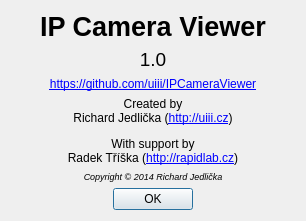
Qt form src/about.ui (uiii/IPCameraViewer) before a commit.
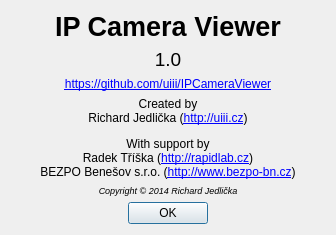
The same form after that commit.

Commit message: update about info

Patch:
```diff
--- a/src/about.ui
+++ b/src/about.ui
@@ -6,8 +6,8 @@
    <rect>
     <x>0</x>
     <y>0</y>
-    <width>347</width>
-    <height>266</height>
+    <width>369</width>
+    <height>285</height>
    </rect>
   </property>
   <property name="sizePolicy">
@@ -89,7 +89,7 @@
    <item>
     <widget class="QLabel" name="label_4">
      <property name="text">
-      <string>&lt;html&gt;&lt;head/&gt;&lt;body&gt;&lt;p align=&quot;center&quot;&gt;Created by &lt;br/&gt;Richard Jedlička (&lt;a href=&quot;http://uiii.cz&quot;&gt;&lt;span style=&quot; text-decoration: underline; color:#0000ff;&quot;&gt;http://uiii.cz&lt;/span&gt;&lt;/a&gt;)&lt;/p&gt;&lt;p align=&quot;center&quot;&gt;With support by&lt;br/&gt;Radek Tříška (&lt;a href=&quot;http://rapidlab.cz&quot;&gt;&lt;span style=&quot; text-decoration: underline; color:#0000ff;&quot;&gt;http://rapidlab.cz&lt;/span&gt;&lt;/a&gt;)&lt;/p&gt;&lt;/body&gt;&lt;/html&gt;</string>
+      <string>&lt;html&gt;&lt;head/&gt;&lt;body&gt;&lt;p align=&quot;center&quot;&gt;Created by &lt;br/&gt;Richard Jedlička (&lt;a href=&quot;http://uiii.cz&quot;&gt;&lt;span style=&quot; text-decoration: underline; color:#0000ff;&quot;&gt;http://uiii.cz&lt;/span&gt;&lt;/a&gt;)&lt;/p&gt;&lt;p align=&quot;center&quot;&gt;With support by&lt;br/&gt;Radek Tříška (&lt;a href=&quot;http://rapidlab.cz&quot;&gt;&lt;span style=&quot; text-decoration: underline; color:#0000ff;&quot;&gt;http://rapidlab.cz&lt;/span&gt;&lt;/a&gt;)&lt;br/&gt;BEZPO Benešov s.r.o. (&lt;a href=&quot;http://www.bezpo-bn.cz&quot;&gt;&lt;span style=&quot; text-decoration: underline; color:#0000ff;&quot;&gt;http://www.bezpo-bn.cz&lt;/span&gt;&lt;/a&gt;)&lt;/p&gt;&lt;/body&gt;&lt;/html&gt;</string>
      </property>
     </widget>
    </item>
```
